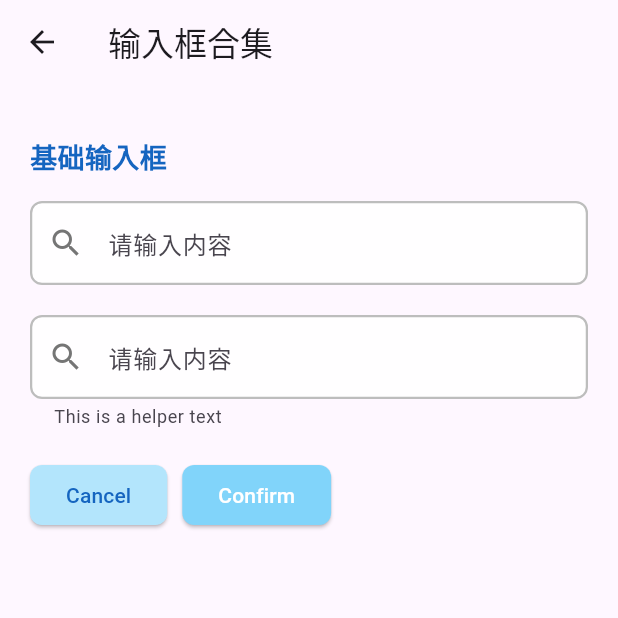
After one commit to 0x0BB9/will_widget_playground, a Flutter app: the TextFieldPages screen opened directly, on a phone screen of 412 x 824 dp, the top half of it. The commit adds this screen. Run offline on Flutter 3.47's test engine with Material 3 defaults, Android fonts, the phone set to English and light mode, and no system bars.

Commit message:
text_field_pages.dart added

```diff
--- a/lib/case/button_case_pages.dart
+++ b/lib/case/button_case_pages.dart
@@ -1,6 +1,8 @@
 import 'package:flutter/material.dart';
 
 class ButtonExamplesPage extends StatelessWidget {
+  const ButtonExamplesPage({super.key});
+
   @override
   Widget build(BuildContext context) {
     return Scaffold(
--- /dev/null
+++ b/lib/case/text_field_pages.dart
@@ -0,0 +1,151 @@
+import 'package:flutter/material.dart';
+
+class TextFieldPages extends StatefulWidget {
+  const TextFieldPages({super.key});
+
+  @override
+  State<TextFieldPages> createState() => _TextFieldPagesState();
+}
+
+class _TextFieldPagesState extends State<TextFieldPages> {
+  final _textController = TextEditingController();
+  final _focusNode = FocusNode();
+
+  @override
+  void dispose() {
+    _textController.dispose();
+    _focusNode.dispose();
+    super.dispose();
+  }
+
+  @override
+  Widget build(BuildContext context) {
+    return Scaffold(
+      appBar: AppBar(title: Text("输入框合集")),
+      body: ListView(
+        padding: EdgeInsets.all(20),
+        children: [
+          _buildExampleSection("基础输入框"),
+          _buildTextFieldWithBorder(),
+          SizedBox(height: 20),
+          _buildTextField(),
+          SizedBox(height: 20),
+          _buildActionButtons(),
+          SizedBox(height: 220),
+          // test softKeyboard behavior
+          // _buildTextField(),
+        ],
+      ),
+    );
+  }
+
+
+  ///  自动滚动避免键盘遮挡
+  // SingleChildScrollView(
+  //   padding: EdgeInsets.only(
+  //     bottom: MediaQuery.of(context).viewInsets.bottom + 20
+  //   ),
+  // )
+  Widget _buildTextFieldWithBorder() {
+    return TextField(
+      controller: _textController,
+      focusNode: _focusNode,
+      decoration: InputDecoration(
+        filled: true,
+        fillColor: Colors.white.withValues(alpha: 0.9),
+        labelText: "请输入内容",
+        floatingLabelBehavior: FloatingLabelBehavior.auto, // 默认自动浮动
+        hintText: 'Enter your info',
+        hintStyle: TextStyle(color: Colors.grey[600]),
+        border: _textFieldBorder(),
+        enabledBorder: _textFieldBorder(),
+        focusedBorder: _textFieldBorder(color: Colors.lightBlue[200]!),
+        prefixIcon: Icon(Icons.search, color: Colors.grey[600]),
+        suffixIcon: _textController.text.isEmpty
+            ? null
+            : IconButton(
+          icon: Icon(Icons.clear, color: Colors.grey[600]),
+          onPressed: () => _textController.clear(),
+        ),
+      ),
+      onChanged: (value) => setState(() {}),
+    );
+  }
+
+  OutlineInputBorder _textFieldBorder({Color? color}) {
+    return OutlineInputBorder(
+      borderRadius: BorderRadius.circular(8),
+      borderSide: BorderSide(
+        color: color ?? Colors.grey[400]!,
+        width: 1.5,
+      ),
+    );
+  }
+
+  Widget _buildTextField() {
+    return TextField(
+      decoration: InputDecoration(
+        filled: true,
+        fillColor: Colors.white.withValues(alpha: 0.9),
+        labelText: "请输入内容",
+        floatingLabelBehavior: FloatingLabelBehavior.auto, // 默认自动浮动
+        hintText: 'Enter your info',
+        hintStyle: TextStyle(color: Colors.grey[600]),
+        helperText: 'This is a helper text',
+        // errorText: _textController.text.isEmpty ? 'This field is required' : null,
+        enabledBorder: _textFieldBorder(),
+        focusedBorder: _textFieldBorder(color: Colors.lightBlue[200]!),
+        prefixIcon: Icon(Icons.search, color: Colors.grey[600]),
+        suffixIcon: _textController.text.isEmpty
+            ? null
+            : IconButton(
+          icon: Icon(Icons.clear, color: Colors.grey[600]),
+          onPressed: () => _textController.clear(),
+        ),
+      ),
+      onChanged: (value) => setState(() {}),
+    );
+  }
+
+  Widget _buildActionButtons() {
+    return Row(
+      children: [
+        ElevatedButton(
+          style: ElevatedButton.styleFrom(
+            backgroundColor: Colors.lightBlue[100],
+            shape: RoundedRectangleBorder(
+              borderRadius: BorderRadius.circular(8),
+            ),
+          ),
+          onPressed: () {},
+          child: Text('Cancel', style: TextStyle(color: Colors.blue[800])),
+        ),
+        const SizedBox(width: 10),
+        ElevatedButton(
+          style: ElevatedButton.styleFrom(
+            backgroundColor: Colors.lightBlue[200],
+            shape: RoundedRectangleBorder(
+              borderRadius: BorderRadius.circular(8),
+            ),
+          ),
+          onPressed: () {},
+          child: const Text('Confirm', style: TextStyle(color: Colors.white)),
+        ),
+      ],
+    );
+  }
+
+  Widget _buildExampleSection(String title) {
+    return Padding(
+      padding: EdgeInsets.symmetric(vertical: 16),
+      child: Text(title,
+          style: TextStyle(
+              fontSize: 18,
+              fontWeight: FontWeight.bold,
+              color: Colors.blue[800]
+          )
+      ),
+    );
+  }
+
+}
--- a/lib/main.dart
+++ b/lib/main.dart
@@ -1,6 +1,7 @@
 import 'package:flutter/material.dart';
 import 'package:will_widget_playground/case/button_case_pages.dart';
 import 'package:will_widget_playground/case/container_with_bg_case_pages.dart';
+import 'package:will_widget_playground/case/text_field_pages.dart';
 
 void main() {
   runApp(const MyApp());
@@ -59,6 +60,11 @@ class _DemoHomePageState extends State<DemoHomePage> {
       description: "多种复杂背景效果展示",
       pageBuilder: (context) => ContainerWithBgCasePages(),
     ),
+    DemoItem(
+      title: "输入框合集",
+      description: "包含各种样式和交互",
+      pageBuilder: (context) => TextFieldPages(),
+    ),
     // 后续添加更多示例...
   ];
 
```
